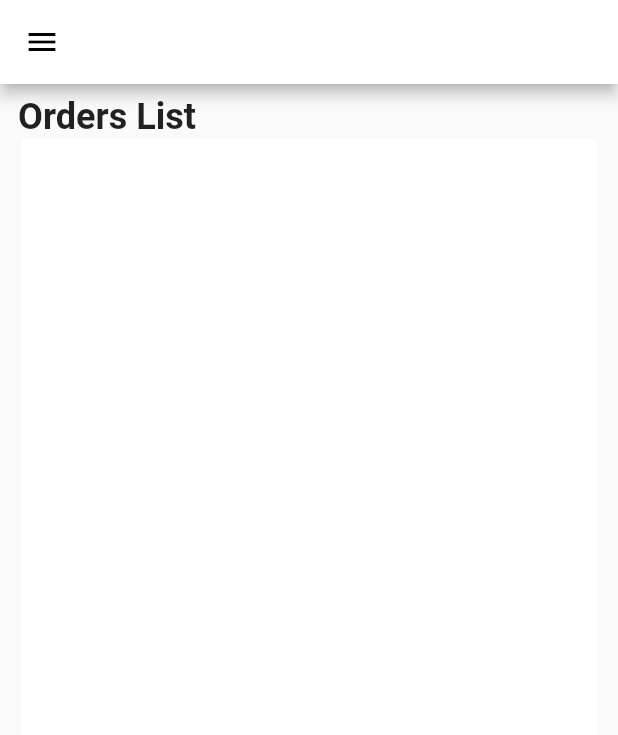
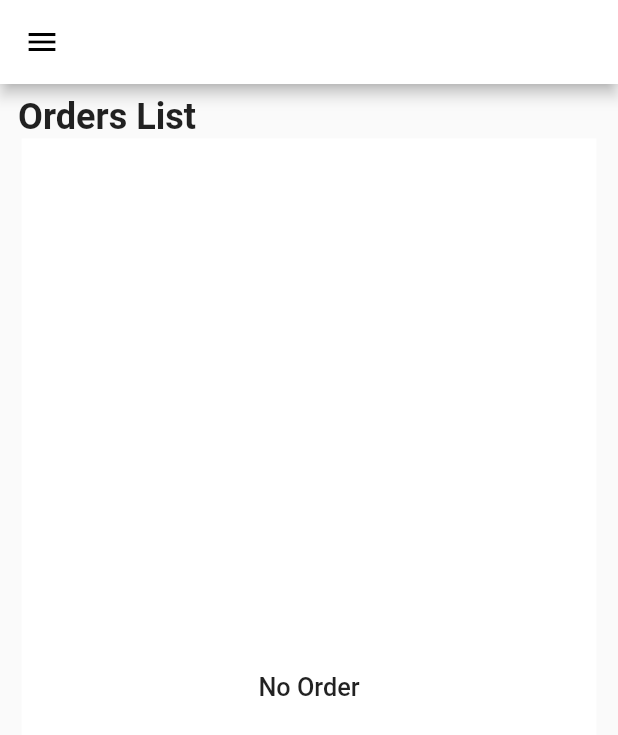
Before and after one commit to itxxMehar/Ecommerace-app-with-local-storage, a Flutter app: the ordersSellers screen opened directly, on a phone screen of 412 x 824 dp. Shown: the top 735 px of the screen. Run offline on Flutter 3.47's test engine with Material 2 defaults, Android fonts, the phone set to English and light mode, and no system bars; our stand-ins replace cloud_firestore, connectivity_plus, firebase_auth, firebase_core, firebase_storage, flutter_onboarding_slider and 8 more; missing offline and left inert: flutter_input_chips, multi_image_picker_view; accounts and stored records are empty.

Commit message:
fix Some error

```diff
--- a/lib/screens/seller/product/ordersSellers.dart
+++ b/lib/screens/seller/product/ordersSellers.dart
@@ -173,7 +173,8 @@
                 // height: MediaQuery.of(context).size.height/4.3,
                   width:MediaQuery.of(context).size.width/1.075,
                   color: Colors.white,
-                  child: MediaQuery.removePadding(
+                  child:
+                  OrderModels.length!=0?MediaQuery.removePadding(
                     context: context,
                     child: ListView.builder(
                         scrollDirection: Axis.vertical,
@@ -216,7 +217,7 @@
                                                 textScaleFactor: SizeConfig.textScaleFactor(context,0.7),),
                                             ),
                                             Expanded(
-                                              child: Text('${OrderModels[index].FirstName+OrderModels[index].LastName}',
+                                              child: Text('${OrderModels[index].FirstName+" "+OrderModels[index].LastName}',
                                                   style: TextStyle(
                                                     fontSize:30 * MediaQuery.textScaleFactorOf(context),
                                                     fontWeight: FontWeight.w700,
@@ -426,6 +427,15 @@
                             ],
                           );
                         }),
+                  ):Center(
+                    child: Text('No Order',
+                        style: TextStyle(
+                          fontSize:
+                          35 * MediaQuery.textScaleFactorOf(context),
+                          fontWeight: FontWeight.w500,
+                        ),
+                        textScaleFactor:
+                        SizeConfig.textScaleFactor(context, 0.7)),
                   )
 
               ),
--- a/lib/screens/seller/product/showAllProductSeller.dart
+++ b/lib/screens/seller/product/showAllProductSeller.dart
@@ -171,7 +171,7 @@
         ],
       ),
       drawer: Drawer(
-        child: drawer(),
+        child: widget.ide==10?seller_dashboard_drawer():drawer(),
       ),
       body: Container(
         child: Column(
```
Also changed, not shown: lib/screens/buyer/sellerdashboared.dart (+5 -5 lines).
